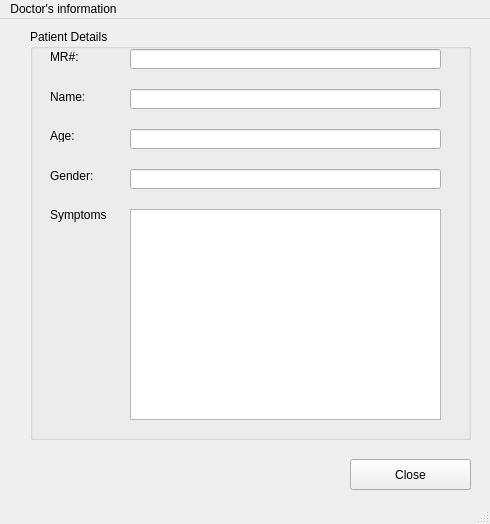
Old version of the form Screens/Doctor ViewDetails.ui in the repository RaahimHash/DBMS-Project-UHU-Clinic.
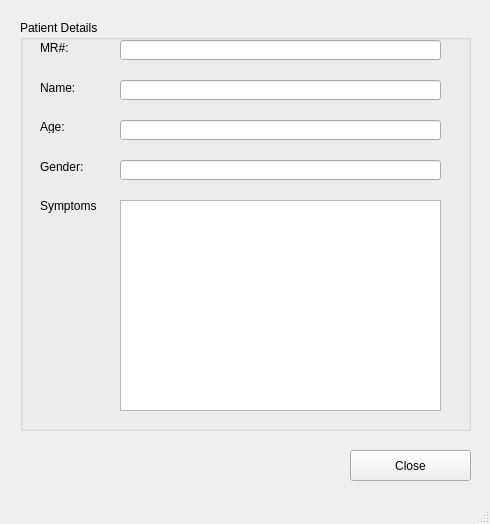
New version of the form.

The edit to the form file:
```diff
--- a/Screens/Doctor ViewDetails.ui
+++ b/Screens/Doctor ViewDetails.ui
@@ -17,9 +17,9 @@
    <widget class="QGroupBox" name="groupBox">
     <property name="geometry">
      <rect>
-      <x>30</x>
-      <y>10</y>
-      <width>441</width>
+      <x>20</x>
+      <y>20</y>
+      <width>451</width>
       <height>411</height>
      </rect>
     </property>
@@ -44,7 +44,7 @@
       <rect>
        <x>100</x>
        <y>60</y>
-       <width>311</width>
+       <width>321</width>
        <height>20</height>
       </rect>
      </property>
@@ -83,7 +83,7 @@
       <rect>
        <x>100</x>
        <y>100</y>
-       <width>311</width>
+       <width>321</width>
        <height>20</height>
       </rect>
      </property>
@@ -96,7 +96,7 @@
       <rect>
        <x>100</x>
        <y>140</y>
-       <width>311</width>
+       <width>321</width>
        <height>20</height>
       </rect>
      </property>
@@ -122,7 +122,7 @@
       <rect>
        <x>100</x>
        <y>180</y>
-       <width>311</width>
+       <width>321</width>
        <height>211</height>
       </rect>
      </property>
@@ -145,7 +145,7 @@
       <rect>
        <x>100</x>
        <y>20</y>
-       <width>311</width>
+       <width>321</width>
        <height>20</height>
       </rect>
      </property>
@@ -158,7 +158,7 @@
     <property name="geometry">
      <rect>
       <x>350</x>
-      <y>440</y>
+      <y>450</y>
       <width>121</width>
       <height>31</height>
      </rect>
@@ -168,22 +168,6 @@
     </property>
    </widget>
   </widget>
-  <widget class="QMenuBar" name="menubar">
-   <property name="geometry">
-    <rect>
-     <x>0</x>
-     <y>0</y>
-     <width>490</width>
-     <height>21</height>
-    </rect>
-   </property>
-   <widget class="QMenu" name="menuScreen7">
-    <property name="title">
-     <string>Doctor's information</string>
-    </property>
-   </widget>
-   <addaction name="menuScreen7"/>
-  </widget>
   <widget class="QStatusBar" name="statusbar"/>
  </widget>
  <resources/>
```
Left out of the diff: 3 changed lines with no effect on the pictures.
